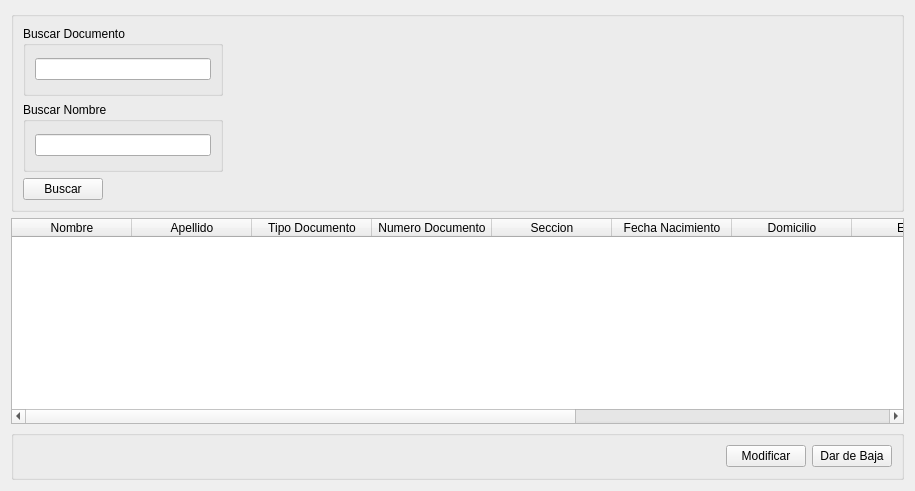
Before: the Qt Designer form src/ui/WidgetBajaPersonal.ui in guilleurrutia10/division-transporte, drawn with Qt 5.
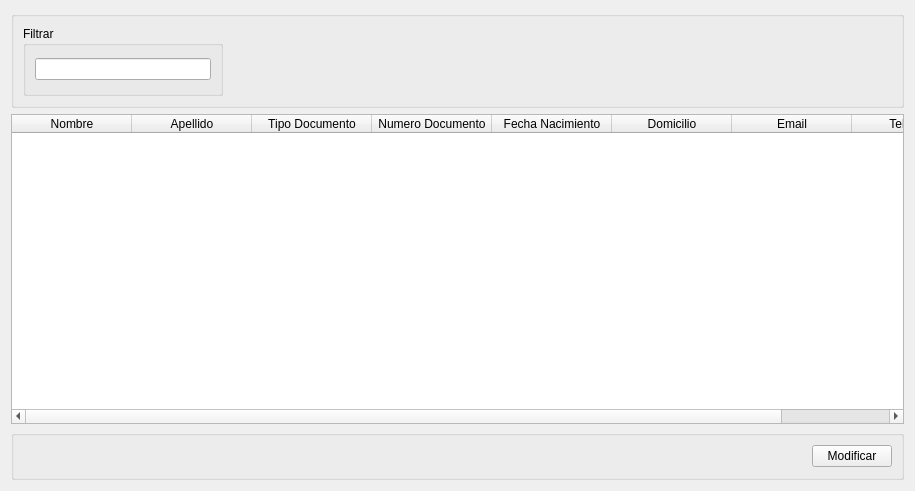
After: the same form once the commit is applied.

Commit message: Funcionalidad modificar personal completa

The edit to the form file:
```diff
--- a/src/ui/WidgetBajaPersonal.ui
+++ b/src/ui/WidgetBajaPersonal.ui
@@ -26,30 +26,6 @@
       <string/>
      </property>
      <layout class="QVBoxLayout" name="verticalLayout_2">
-      <item>
-       <widget class="QGroupBox" name="groupBox_5">
-        <property name="minimumSize">
-         <size>
-          <width>150</width>
-          <height>70</height>
-         </size>
-        </property>
-        <property name="maximumSize">
-         <size>
-          <width>200</width>
-          <height>70</height>
-         </size>
-        </property>
-        <property name="title">
-         <string>Buscar Documento</string>
-        </property>
-        <layout class="QHBoxLayout" name="horizontalLayout">
-         <item>
-          <widget class="QLineEdit" name="lineEditBuscarDocumento"/>
-         </item>
-        </layout>
-       </widget>
-      </item>
       <item>
        <widget class="QGroupBox" name="groupBox_2">
         <property name="sizePolicy">
@@ -71,7 +47,7 @@
          </size>
         </property>
         <property name="title">
-         <string>Buscar Nombre</string>
+         <string>Filtrar</string>
         </property>
         <layout class="QHBoxLayout" name="horizontalLayout_2">
          <item>
@@ -80,22 +56,6 @@
         </layout>
        </widget>
       </item>
-      <item>
-       <widget class="QPushButton" name="pushButtonBuscar">
-        <property name="sizePolicy">
-         <sizepolicy hsizetype="Maximum" vsizetype="Fixed">
-          <horstretch>0</horstretch>
-          <verstretch>0</verstretch>
-         </sizepolicy>
-        </property>
-        <property name="whatsThis">
-         <string>Buscar segun el criterio elegido</string>
-        </property>
-        <property name="text">
-         <string>Buscar</string>
-        </property>
-       </widget>
-      </item>
      </layout>
     </widget>
    </item>
@@ -124,11 +84,6 @@
        <string>Numero Documento</string>
       </property>
      </column>
-     <column>
-      <property name="text">
-       <string>Seccion</string>
-      </property>
-     </column>
      <column>
       <property name="text">
        <string>Fecha Nacimiento</string>
@@ -149,16 +104,6 @@
        <string>Telefono</string>
       </property>
      </column>
-     <column>
-      <property name="text">
-       <string>Fecha Alta</string>
-      </property>
-     </column>
-     <column>
-      <property name="text">
-       <string>Fecha Baja</string>
-      </property>
-     </column>
     </widget>
    </item>
    <item>
@@ -193,13 +138,6 @@
         </property>
        </widget>
       </item>
-      <item>
-       <widget class="QPushButton" name="pushButtonDarDeBaja">
-        <property name="text">
-         <string>Dar de Baja</string>
-        </property>
-       </widget>
-      </item>
      </layout>
     </widget>
    </item>
```
Left out of the diff: 8 changed lines with no effect on the pictures. The commit also changes 10 other files.
